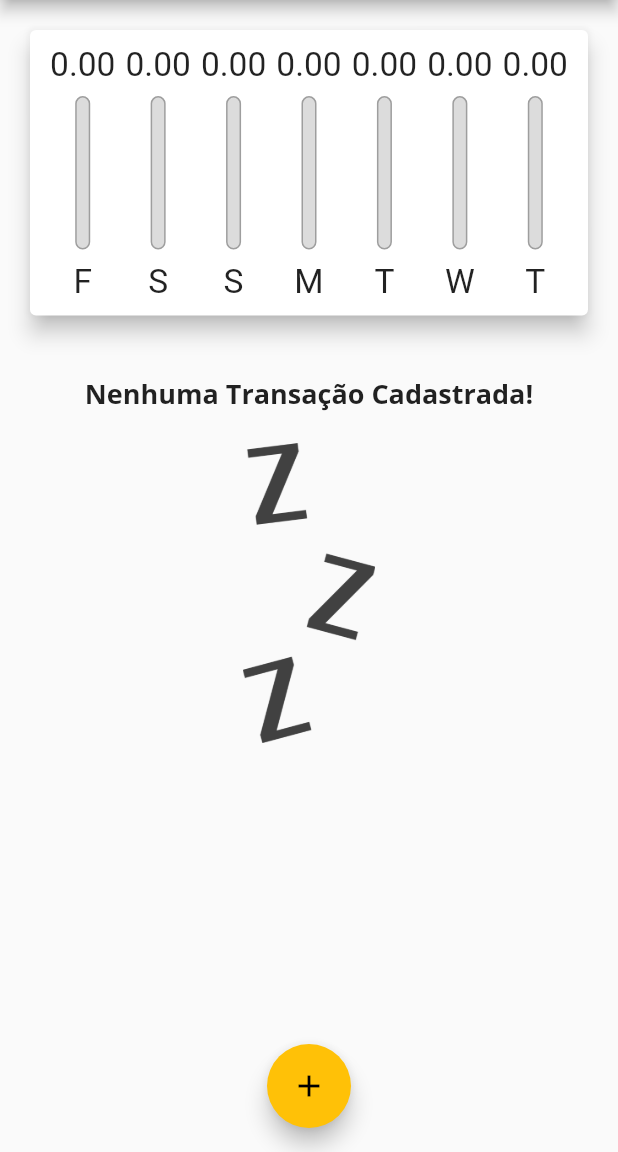
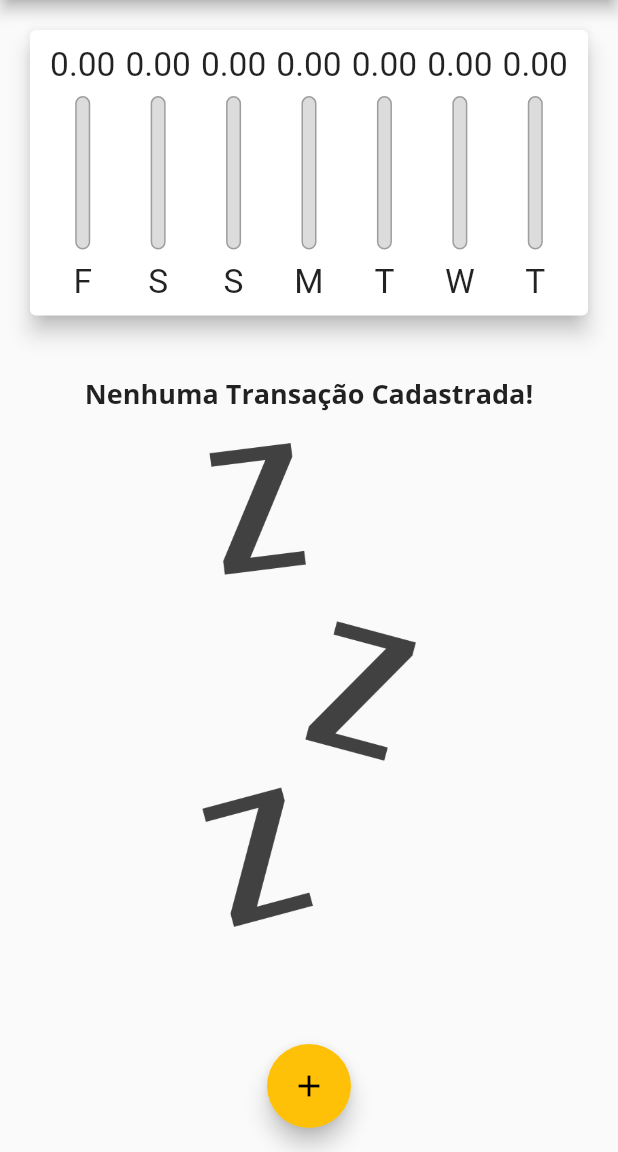
Before and after one commit to alexandreccarmo/expenses, a Flutter app: the screen it shows after launch, on a phone screen of 412 x 824 dp, the part 84-1236 px from its top. Run offline on Flutter 3.47's test engine with Material 2 defaults, Android fonts, the phone set to English and light mode, and no system bars.

Commit message:
adicionado recurso para tela em paisagem e botao para definir o que deve ser exibido

```diff
--- a/lib/components/transaction_list.dart
+++ b/lib/components/transaction_list.dart
@@ -11,7 +11,9 @@ class TransactionList extends StatelessWidget {
   @override
   Widget build(BuildContext context) {
     return  transactions.isEmpty
-          ? Column(
+          ? LayoutBuilder(
+              builder: (ctx, constraints){
+                return Column(
                   children: <Widget>[
                     SizedBox(height: 20),
                     Text(
@@ -20,13 +22,15 @@ class TransactionList extends StatelessWidget {
                     ),
                     SizedBox(height: 20),
                     Container(
-            height: 200,
+                      height: constraints.maxHeight * 0.6,
                       child: Image.asset(
                         'assets/images/waiting.png',
                         fit: BoxFit.cover,
                       ),
                     ),
                   ],
+                );
+              },
             )
           : ListView.builder(
         itemCount: transactions.length,
--- a/lib/main.dart
+++ b/lib/main.dart
@@ -60,6 +60,7 @@ class _MyHomePageState extends State<MyHomePage>{
   // ];
 
   final List<Transaction> _transactions = [];
+  bool _showChart = false;
 
   List<Transaction> get _recentTransactions {
     return _transactions.where((tr){
@@ -102,9 +103,19 @@ class _MyHomePageState extends State<MyHomePage>{
 
   @override
   Widget build(BuildContext context){
+    bool isLandSacape = MediaQuery.of(context).orientation == Orientation.landscape;
     final appBar = AppBar(
       title: Text('Despesas pessoais'),
       actions: <Widget>[
+        if(isLandSacape)
+          IconButton(
+            icon: Icon(_showChart ? Icons.list : Icons.show_chart),
+            onPressed: () {
+              setState(() {
+                _showChart = !_showChart;
+              });
+            },
+          ),
         IconButton(
           icon: Icon(Icons.add),
           onPressed: () => _openTransactionFormModal(context),
@@ -119,10 +130,27 @@ class _MyHomePageState extends State<MyHomePage>{
             child: Column(
             crossAxisAlignment: CrossAxisAlignment.stretch,
             children: <Widget>[
+              // if(isLandSacape)
+              //   Row(
+              //     mainAxisAlignment: MainAxisAlignment.center,
+              //     children: <Widget>[
+              //       Text('Exibir gráfico'),
+              //       Switch(
+              //         value: _showChart,
+              //         onChanged: (value) {
+              //           setState(() {
+              //             _showChart = value;
+              //           });
+              //         },
+              //       ),
+              //     ],
+              //   ),
+              if (_showChart || !isLandSacape)
                 Container(
-                height: availableHeight * 0.3,
+                  height: availableHeight * (isLandSacape ? 0.7 : 0.3),
                   child: Chart(_recentTransactions),
                 ),
+              if (!_showChart || !isLandSacape)
                 Container(
                   height: availableHeight * 0.7,
                   child: TransactionList(_transactions, _removeTransaction),
```
Also changed, not shown: 10 other files. Lines whose indentation alone changed are shown as unchanged.
